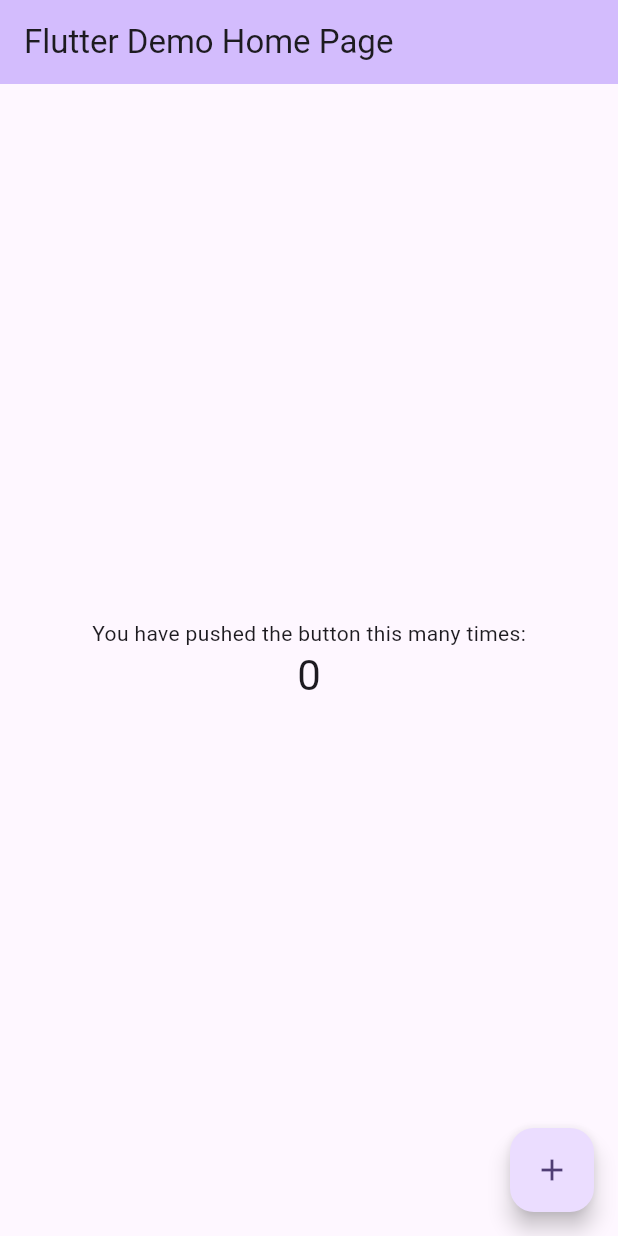
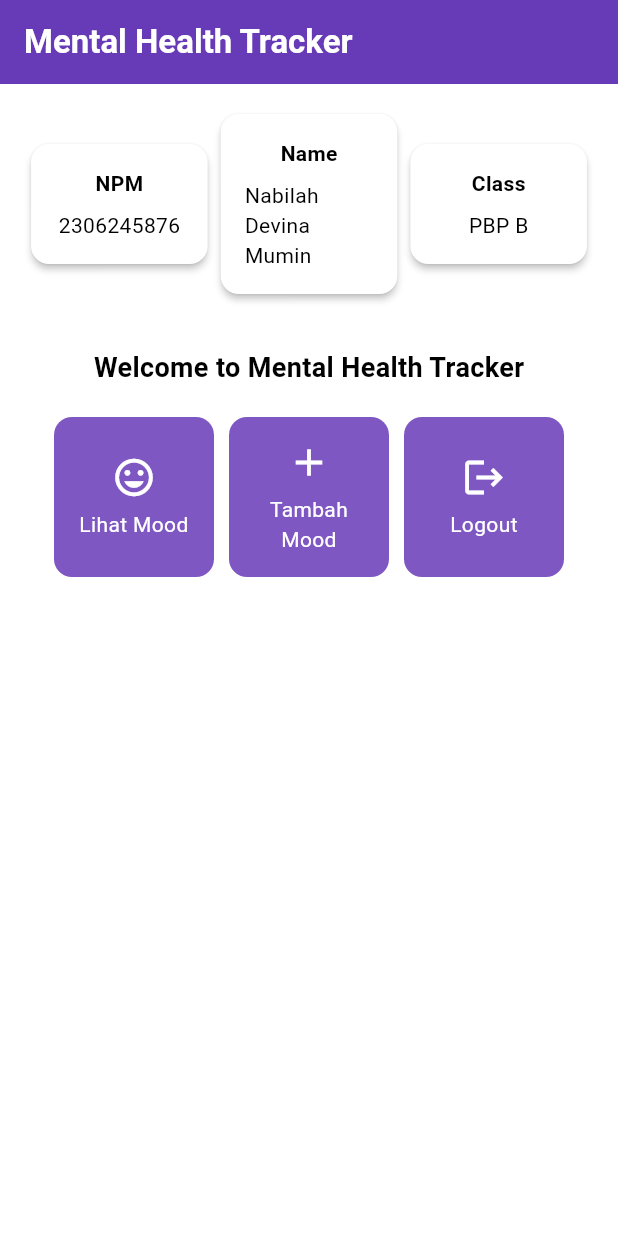
Before and after one commit to nabilahdevina/mental-health-tracker-mobile, a Flutter app: the screen it shows after launch, on a phone screen of 412 x 824 dp. Run offline on Flutter 3.47's test engine with Material 3 defaults, Android fonts, the phone set to English and light mode, and no system bars.

Commit message:
tutorial ke 6

```diff
--- a/lib/main.dart
+++ b/lib/main.dart
@@ -1,4 +1,5 @@
 import 'package:flutter/material.dart';
+import 'package:mental_health_tracker/menu.dart';
 
 void main() {
   runApp(const MyApp());
@@ -28,98 +29,12 @@ class MyApp extends StatelessWidget {
         //
         // This works for code too, not just values: Most code changes can be
         // tested with just a hot reload.
-        colorScheme: ColorScheme.fromSeed(seedColor: Colors.deepPurple),
+        colorScheme: ColorScheme.fromSwatch(
+          primarySwatch: Colors.deepPurple,
+ ).copyWith(secondary: Colors.deepPurple[400]),
         useMaterial3: true,
       ),
-      home: const MyHomePage(title: 'Flutter Demo Home Page'),
+      home: MyHomePage(),
     );
   }
 }
-
-class MyHomePage extends StatefulWidget {
-  const MyHomePage({super.key, required this.title});
-
-  // This widget is the home page of your application. It is stateful, meaning
-  // that it has a State object (defined below) that contains fields that affect
-  // how it looks.
-
-  // This class is the configuration for the state. It holds the values (in this
-  // case the title) provided by the parent (in this case the App widget) and
-  // used by the build method of the State. Fields in a Widget subclass are
-  // always marked "final".
-
-  final String title;
-
-  @override
-  State<MyHomePage> createState() => _MyHomePageState();
-}
-
-class _MyHomePageState extends State<MyHomePage> {
-  int _counter = 0;
-
-  void _incrementCounter() {
-    setState(() {
-      // This call to setState tells the Flutter framework that something has
-      // changed in this State, which causes it to rerun the build method below
-      // so that the display can reflect the updated values. If we changed
-      // _counter without calling setState(), then the build method would not be
-      // called again, and so nothing would appear to happen.
-      _counter++;
-    });
-  }
-
-  @override
-  Widget build(BuildContext context) {
-    // This method is rerun every time setState is called, for instance as done
-    // by the _incrementCounter method above.
-    //
-    // The Flutter framework has been optimized to make rerunning build methods
-    // fast, so that you can just rebuild anything that needs updating rather
-    // than having to individually change instances of widgets.
-    return Scaffold(
-      appBar: AppBar(
-        // TRY THIS: Try changing the color here to a specific color (to
-        // Colors.amber, perhaps?) and trigger a hot reload to see the AppBar
-        // change color while the other colors stay the same.
-        backgroundColor: Theme.of(context).colorScheme.inversePrimary,
-        // Here we take the value from the MyHomePage object that was created by
-        // the App.build method, and use it to set our appbar title.
-        title: Text(widget.title),
-      ),
-      body: Center(
-        // Center is a layout widget. It takes a single child and positions it
-        // in the middle of the parent.
-        child: Column(
-          // Column is also a layout widget. It takes a list of children and
-          // arranges them vertically. By default, it sizes itself to fit its
-          // children horizontally, and tries to be as tall as its parent.
-          //
-          // Column has various properties to control how it sizes itself and
-          // how it positions its children. Here we use mainAxisAlignment to
-          // center the children vertically; the main axis here is the vertical
-          // axis because Columns are vertical (the cross axis would be
-          // horizontal).
-          //
-          // TRY THIS: Invoke "debug painting" (choose the "Toggle Debug Paint"
-          // action in the IDE, or press "p" in the console), to see the
-          // wireframe for each widget.
-          mainAxisAlignment: MainAxisAlignment.center,
-          children: <Widget>[
-            const Text(
-              'You have pushed the button this many times:',
-            ),
-            Text(
-              '$_counter',
-              style: Theme.of(context).textTheme.headlineMedium,
-            ),
-          ],
-        ),
-      ),
-      floatingActionButton: FloatingActionButton(
-        onPressed: _incrementCounter,
-        tooltip: 'Increment',
-        child: const Icon(Icons.add),
-      ), // This trailing comma makes auto-formatting nicer for build methods.
-    );
-  }
-}
--- /dev/null
+++ b/lib/menu.dart
@@ -0,0 +1,266 @@
+import 'package:flutter/material.dart';
+
+
+class MyHomePage extends StatelessWidget {
+  MyHomePage({super.key});
+
+  @override
+  Widget build(BuildContext context) {
+    // Scaffold menyediakan struktur dasar halaman dengan AppBar dan body.
+    return Scaffold(
+      // AppBar adalah bagian atas halaman yang menampilkan judul.
+      appBar: AppBar(
+        // Judul aplikasi "Mental Health Tracker" dengan teks putih dan tebal.
+        title: const Text(
+          'Mental Health Tracker',
+          style: TextStyle(
+            color: Colors.white,
+            fontWeight: FontWeight.bold,
+          ),
+        ),
+        // Warna latar belakang AppBar diambil dari skema warna tema aplikasi.
+        backgroundColor: Theme.of(context).colorScheme.primary,
+      ),
+      // Body halaman dengan padding di sekelilingnya.
+      body: Padding(
+        padding: const EdgeInsets.all(16.0),
+        // Menyusun widget secara vertikal dalam sebuah kolom.
+        child: Column(
+          crossAxisAlignment: CrossAxisAlignment.center,
+          children: [
+            // Row untuk menampilkan 3 InfoCard secara horizontal.
+            Row(
+              mainAxisAlignment: MainAxisAlignment.spaceEvenly,
+              children: [
+                InfoCard(title: 'NPM', content: npm),
+                InfoCard(title: 'Name', content: name),
+                InfoCard(title: 'Class', content: className),
+              ],
+            ),
+
+            // Memberikan jarak vertikal 16 unit.
+            const SizedBox(height: 16.0),
+
+            // Menempatkan widget berikutnya di tengah halaman.
+            Center(
+              child: Column(
+                // Menyusun teks dan grid item secara vertikal.
+
+                children: [
+                  // Menampilkan teks sambutan dengan gaya tebal dan ukuran 18.
+                  const Padding(
+                    padding: EdgeInsets.only(top: 16.0),
+                    child: Text(
+                      'Welcome to Mental Health Tracker',
+                      style: TextStyle(
+                        fontWeight: FontWeight.bold,
+                        fontSize: 18.0,
+                      ),
+                    ),
+                  ),
+
+                  // Grid untuk menampilkan ItemCard dalam bentuk grid 3 kolom.
+                  GridView.count(
+                    primary: true,
+                    padding: const EdgeInsets.all(20),
+                    crossAxisSpacing: 10,
+                    mainAxisSpacing: 10,
+                    crossAxisCount: 3,
+                    // Agar grid menyesuaikan tinggi kontennya.
+                    shrinkWrap: true,
+
+                    // Menampilkan ItemCard untuk setiap item dalam list items.
+                    children: items.map((ItemHomepage item) {
+                      return ItemCard(item);
+                    }).toList(),
+                  ),
+                ],
+              ),
+            ),
+          ],
+        ),
+      ),
+    );
+  }
+}
+
+  final String npm = '2306245876'; // NPM
+  final String name = 'Nabilah Devina Mumin'; // Nama
+  final String className = 'PBP B'; // Kelas
+
+  final List<ItemHomepage> items = [
+    ItemHomepage("Lihat Mood", Icons.mood),
+    ItemHomepage("Tambah Mood", Icons.add),
+    ItemHomepage("Logout", Icons.logout),
+  ];
+
+
+
+
+
+
+class InfoCard extends StatelessWidget {
+  // Kartu informasi yang menampilkan title dan content.
+
+  final String title;  // Judul kartu.
+  final String content;  // Isi kartu.
+
+  const InfoCard({super.key, required this.title, required this.content});
+
+  @override
+  Widget build(BuildContext context) {
+    return Card(
+      // Membuat kotak kartu dengan bayangan dibawahnya.
+      elevation: 2.0,
+      child: Container(
+        // Mengatur ukuran dan jarak di dalam kartu.
+        width: MediaQuery.of(context).size.width / 3.5, // menyesuaikan dengan lebar device yang digunakan.
+        padding: const EdgeInsets.all(16.0),
+        // Menyusun title dan content secara vertikal.
+        child: Column(
+          children: [
+            Text(
+              title,
+              style: const TextStyle(fontWeight: FontWeight.bold),
+            ),
+            const SizedBox(height: 8.0),
+            Text(content),
+          ],
+        ),
+      ),
+    );
+  }
+}
+
+class ItemHomepage {
+    final String name;
+    final IconData icon;
+
+    ItemHomepage(this.name, this.icon);
+}
+
+
+class ItemCard extends StatelessWidget {
+  // Menampilkan kartu dengan ikon dan nama.
+
+  final ItemHomepage item;
+
+  const ItemCard(this.item, {super.key});
+
+  @override
+  Widget build(BuildContext context) {
+    return Material(
+      // Menentukan warna latar belakang dari tema aplikasi.
+      color: Theme.of(context).colorScheme.secondary,
+      // Membuat sudut kartu melengkung.
+      borderRadius: BorderRadius.circular(12),
+
+      child: InkWell(
+        // Aksi ketika kartu ditekan.
+        onTap: () {
+          // Menampilkan pesan SnackBar saat kartu ditekan.
+          ScaffoldMessenger.of(context)
+            ..hideCurrentSnackBar()
+            ..showSnackBar(
+              SnackBar(content: Text("Kamu telah menekan tombol ${item.name}!"))
+            );
+        },
+        // Container untuk menyimpan Icon dan Text
+        child: Container(
+          padding: const EdgeInsets.all(8),
+          child: Center(
+            child: Column(
+              // Menyusun ikon dan teks di tengah kartu.
+              mainAxisAlignment: MainAxisAlignment.center,
+              children: [
+                Icon(
+                  item.icon,
+                  color: Colors.white,
+                  size: 30.0,
+                ),
+                const Padding(padding: EdgeInsets.all(3)),
+                Text(
+                  item.name,
+                  textAlign: TextAlign.center,
+                  style: const TextStyle(color: Colors.white),
+                ),
+              ],
+            ),
+          ),
+        ),
+      ),
+    );
+  }
+
+}
+
+
+// class _MyHomePageState extends State<MyHomePage> {
+//   int _counter = 0;
+
+//   void _incrementCounter() {
+//     setState(() {
+//       // This call to setState tells the Flutter framework that something has
+//       // changed in this State, which causes it to rerun the build method below
+//       // so that the display can reflect the updated values. If we changed
+//       // _counter without calling setState(), then the build method would not be
+//       // called again, and so nothing would appear to happen.
+//       _counter++;
+//     });
+//   }
+
+//   @override
+//   Widget build(BuildContext context) {
+//     // This method is rerun every time setState is called, for instance as done
+//     // by the _incrementCounter method above.
+//     //
+//     // The Flutter framework has been optimized to make rerunning build methods
+//     // fast, so that you can just rebuild anything that needs updating rather
+//     // than having to individually change instances of widgets.
+//     return Scaffold(
+//       appBar: AppBar(
+//         // TRY THIS: Try changing the color here to a specific color (to
+//         // Colors.amber, perhaps?) and trigger a hot reload to see the AppBar
+//         // change color while the other colors stay the same.
+//         backgroundColor: Theme.of(context).colorScheme.inversePrimary,
+//         // Here we take the value from the MyHomePage object that was created by
+//         // the App.build method, and use it to set our appbar title.
+//         title: Text(widget.title),
+//       ),
+//       body: Center(
+//         // Center is a layout widget. It takes a single child and positions it
+//         // in the middle of the parent.
+//         child: Column(
+//           // Column is also a layout widget. It takes a list of children and
+//           // arranges them vertically. By default, it sizes itself to fit its
+//           // children horizontally, and tries to be as tall as its parent.
+//           //
+//           // Column has various properties to control how it sizes itself and
+//           // how it positions its children. Here we use mainAxisAlignment to
+//           // center the children vertically; the main axis here is the vertical
+//           // axis because Columns are vertical (the cross axis would be
+//           // horizontal).
+//           //
+//           // TRY THIS: Invoke "debug painting" (choose the "Toggle Debug Paint"
+//           // action in the IDE, or press "p" in the console), to see the
+//           // wireframe for each widget.
+//           mainAxisAlignment: MainAxisAlignment.center,
+//           children: <Widget>[
+//             const Text(
+//               'You have pushed the button this many times:',
+//             ),
+//             Text(
+//               '$_counter',
+//               style: Theme.of(context).textTheme.headlineMedium,
+//             ),
+//           ],
+//         ),
+//       ),
+//       floatingActionButton: FloatingActionButton(
+//         onPressed: _incrementCounter,
+//         tooltip: 'Increment',
+//         child: const Icon(Icons.add),
+//       ), // This trailing comma makes auto-formatting nicer for build methods.
+//     );
+//   }
+// }
```
